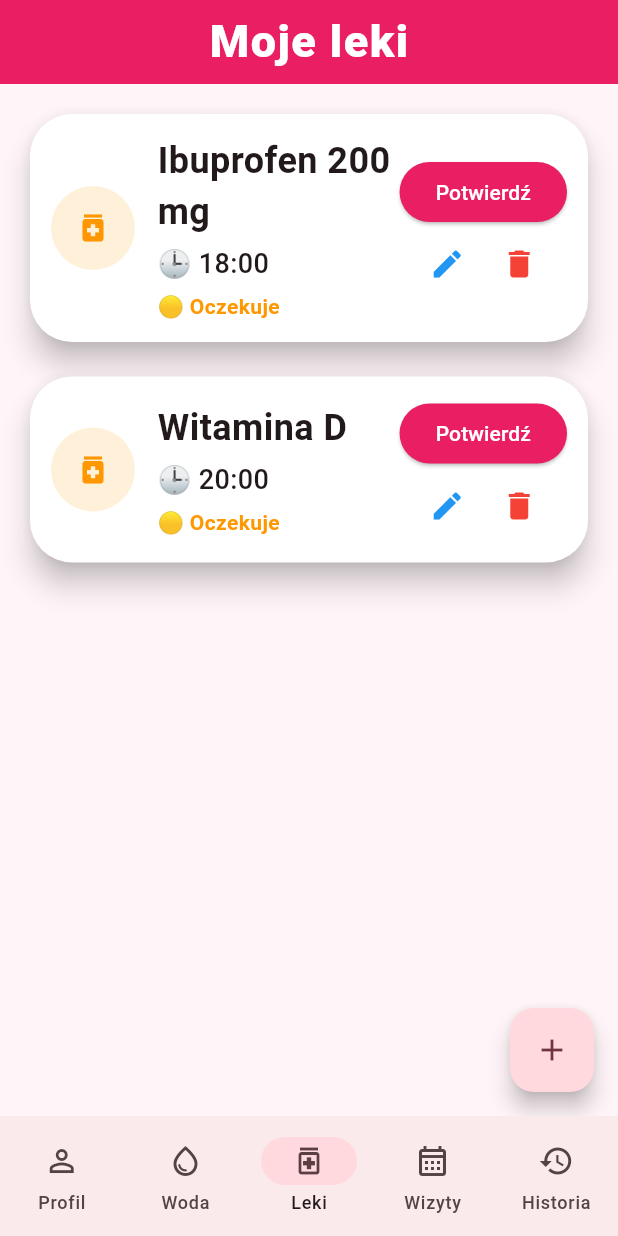
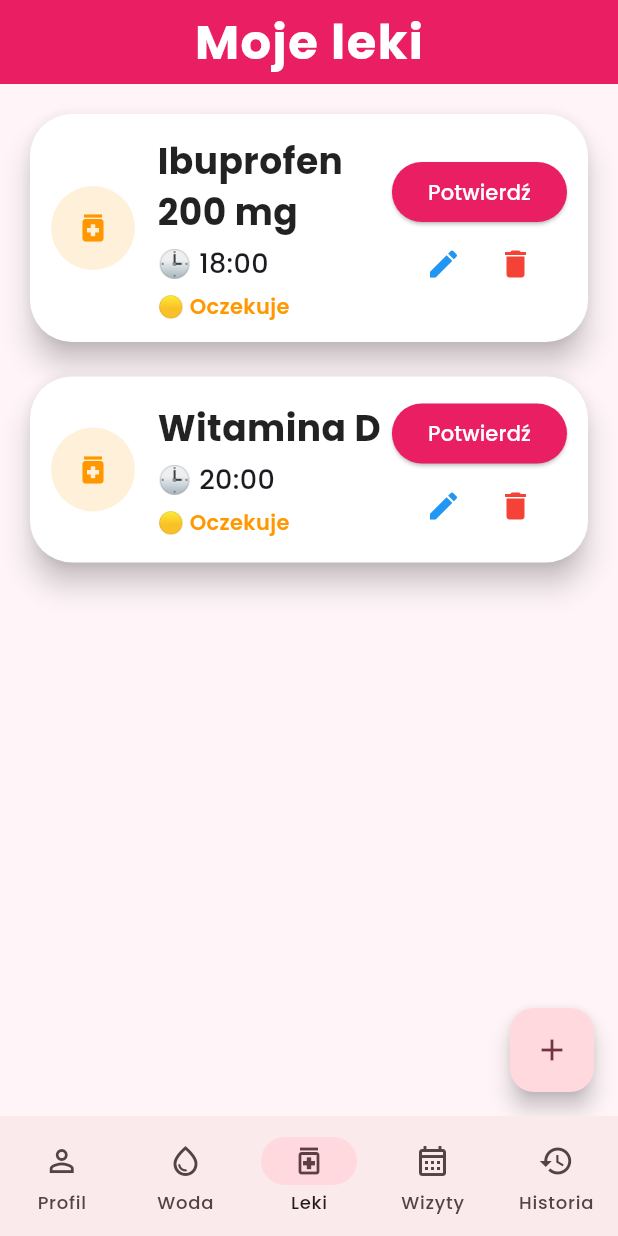
Before and after one commit to Faustymajcher/moj_asystent_zdrowia, a Flutter app: the screen it shows after launch, item 3 of the bottom bar chosen, on a phone screen of 412 x 824 dp. Run offline on Flutter 3.47's test engine with Material 3 defaults, Android fonts, the phone set to English and light mode, and no system bars; our stand-ins replace google_fonts, shared_preferences; Roboto replaces fonts that are missing (Segoe UI).

Commit message:
Prawie skonczone

```diff
--- a/lib/main.dart
+++ b/lib/main.dart
@@ -1,4 +1,5 @@
 import 'package:flutter/material.dart';
+import 'package:google_fonts/google_fonts.dart';
 import 'package:shared_preferences/shared_preferences.dart';
 import 'dart:convert';
 void main() {
@@ -16,6 +17,7 @@ class MyApp extends StatelessWidget {
       theme: ThemeData(
         useMaterial3: true,
         colorSchemeSeed: const Color(0xFFE91E63),
+        textTheme: GoogleFonts.poppinsTextTheme(),
         scaffoldBackgroundColor: const Color.fromARGB(255, 255, 252, 253),
         fontFamily: 'Segoe UI',
       ),
@@ -299,11 +301,12 @@ class _MedicinesPageState extends State<MedicinesPage> {
         backgroundColor: const Color(0xFFE91E63),
         foregroundColor: Colors.white,
         elevation: 0,
-        title: const Text(
+        title: Text(
           "Moje leki",
-          style: TextStyle(
-            fontSize: 30,
-            fontWeight: FontWeight.w800,
+          style: GoogleFonts.poppins(
+            fontSize: 32,
+            fontWeight: FontWeight.w700,
+            color: Colors.white,
             letterSpacing: 1,
             ),
           ),
@@ -373,9 +376,10 @@ class _MedicinesPageState extends State<MedicinesPage> {
                 children: [
                   Text(
                     name,
-                    style: const TextStyle(
+                    style: GoogleFonts.poppins(
                       fontWeight: FontWeight.w700,
                       fontSize: 24,
+                      color: Colors.black87,
                       letterSpacing: 0.3,
                     ),
                   ),
@@ -394,13 +398,14 @@ class _MedicinesPageState extends State<MedicinesPage> {
                         : status == "Do przyjęcia"
                             ? "🔴 Do przyjęcia"
                             : "🟡 Oczekuje",
-                    style: TextStyle(
+                    style: GoogleFonts.poppins(
                       color: status == "Przyjęto"
                           ? Colors.green
                           : status == "Do przyjęcia"
                               ? Colors.red
                               : Colors.orange,
-                      fontWeight: FontWeight.bold,
+                      fontWeight: FontWeight.w600,
+                      fontSize: 14,
                     ),
                   ),
                 ],
--- a/pubspec.yaml
+++ b/pubspec.yaml
@@ -35,6 +35,7 @@ dependencies:
   # Use with the CupertinoIcons class for iOS style icons.
   cupertino_icons: ^1.0.8
   shared_preferences: ^2.2.3
+  google_fonts: ^6.2.1
 
 dev_dependencies:
   flutter_test:
```
Also changed, not shown: pubspec.lock, 2 other files.
